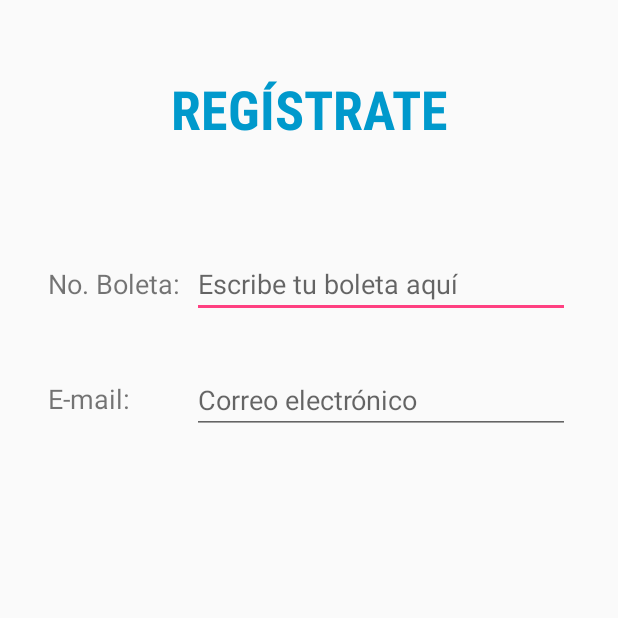
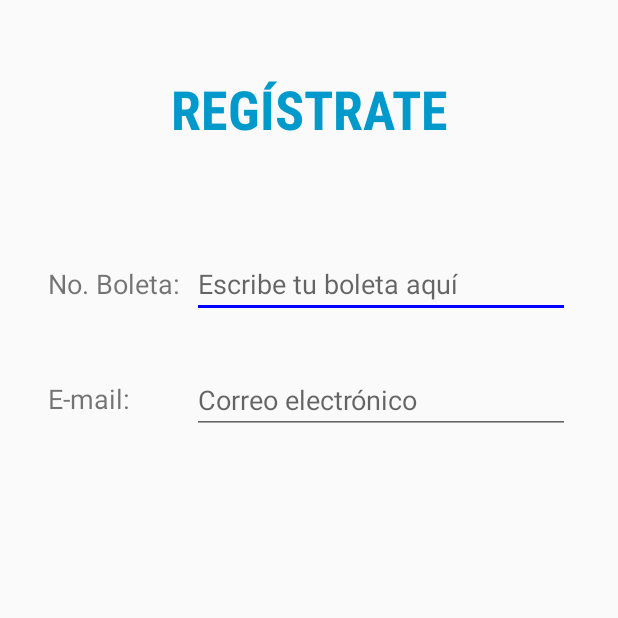
Before and after one commit to alexjusto10/AppBecas, an Android app: the screen it shows after launch (Registro), after a tap on "REGÍSTRATE", on a phone screen of 412 x 824 dp, the top half of it. Run offline under Robolectric (Android 15) with nearby library versions, the phone set to English and light mode, and no system bars; libraries missing offline, so code that uses them is left out: javax.mail, javax.mail.internet.

Commit message:
- Splash added. - Fix Lobby - fragmentDatosPersonales. - Colors changed. - First Time added to DataBase. - Save login added.

```diff
--- a/app/src/main/java/escom/ipn/mx/appbecas/BaseDeDatos.java
+++ b/app/src/main/java/escom/ipn/mx/appbecas/BaseDeDatos.java
@@ -20,7 +20,7 @@ public class BaseDeDatos extends SQLiteOpenHelper { //HELPER PARA LA BD
 
         String SQL_ALUMNO = "CREATE TABLE Alumno (boleta TEXT NOT NULL PRIMARY KEY, nombre TEXT NOT NULL, " +
                 "paterno TEXT NOT NULL, materno TEXT NOT NULL, promedio FLOAT NOT NULL, adeudos INTEGER NOT NULL, " +
-                "email TEXT DEFAULT 'a@a.a', password TEXT DEFAULT '00000000', idBeca INTEGER DEFAULT 0, " +
+                "email TEXT DEFAULT 'a@a.a', password TEXT DEFAULT '00000000', first_time INT DEFAULT 0, idBeca INTEGER DEFAULT 0, " +
                 "FOREIGN KEY(idBeca) REFERENCES Beca(idBeca))";
         db.execSQL(SQL_ALUMNO);      // EJECUTANDO SENTENCIA SQL TABLA ALUMNO
 
--- a/app/src/main/java/escom/ipn/mx/appbecas/Login.java
+++ b/app/src/main/java/escom/ipn/mx/appbecas/Login.java
@@ -1,5 +1,6 @@
 package escom.ipn.mx.appbecas;
 
+import android.app.FragmentManager;
 import android.content.Context;
 import android.content.Intent;
 import android.content.SharedPreferences;
@@ -48,13 +49,23 @@ public class Login extends AppCompatActivity {
     }
 
     public void LoginProcess(){
+
+        // VERIFICANDO SI YA SE HA LOGGEADO Y SI MARCÓ EL CHECKBOX 'RECORDAR' PARA SALTARSE EL LOGIN
+
+        SharedPreferences prefs = getSharedPreferences("MisPreferencias", Context.MODE_PRIVATE);
+        String prefsUser = prefs.getString("usuario", "");
+
+        if (!prefsUser.equals("")) {
+            Intent intent = new Intent(Login.this, Lobby.class);
+            intent.putExtra("boleta", prefsUser);
+            startActivity(intent);
+            finish();
+        }
+        txtBoleta.setText(prefs.getString("usuario", ""));
+        txtPassword.setText(prefs.getString("password", ""));
+
         BaseDeDatos helper = new BaseDeDatos(this);
         final SQLiteDatabase db = helper.getWritableDatabase();
-
-        SharedPreferences prefs = getSharedPreferences("MisPreferencias", Context.MODE_PRIVATE);
-
-        txtBoleta.setText(prefs.getString("usuario", ""));
-        txtPassword.setText(prefs.getString("password", ""));
 
         btnEntrar.setOnClickListener(new View.OnClickListener() {
             @Override
@@ -69,8 +80,8 @@ public class Login extends AppCompatActivity {
                     Cursor c = db.rawQuery(SQL, null);
                     c.moveToFirst();
 
-                    int filas = c.getCount();
-                    String boleta = "";
+                    int filas = c.getCount();   // CONTADOR DE FILAS RESULTANTES DE LA CONSULTA A LA BD
+                    String boleta = "";         // CREANDO VARIABLE BOLETA
 
                     if (filas > 0){ // SI EL USUARIO ES VALIDO
                         boleta = c.getString(0); // OBTIENE EL NOMBRE DEL USUARIO
@@ -78,6 +89,7 @@ public class Login extends AppCompatActivity {
                     c.close();
                     System.out.println("FILAS: " + filas);
 
+                    // SHARED PREFERENCES
                     SharedPreferences prefs = getSharedPreferences("MisPreferencias", Context.MODE_PRIVATE);
 
                     // SI EL USUARIO ES VALIDO, ENTRA
@@ -93,8 +105,6 @@ public class Login extends AppCompatActivity {
                             editor.putString("password", "");
                             editor.commit();
                         }
-
-                        Toast.makeText(Login.this, "LOGIN EXITOSO", Toast.LENGTH_SHORT).show();
 
                         Intent intent = new Intent(Login.this, Lobby.class);
                         intent.putExtra("boleta", boleta);
--- /dev/null
+++ b/app/src/main/java/escom/ipn/mx/appbecas/Splash.java
@@ -0,0 +1,29 @@
+package escom.ipn.mx.appbecas;
+
+import android.app.Activity;
+import android.content.Intent;
+import android.content.pm.ActivityInfo;
+import android.os.Bundle;
+import android.os.Handler;
+import android.view.WindowManager;
+
+public class Splash extends Activity {
+    private final int DURACION_SPLASH = 2000;
+
+    @Override
+    public void onCreate(Bundle savedInstanceState) {
+        super.onCreate(savedInstanceState);
+        setRequestedOrientation(ActivityInfo.SCREEN_ORIENTATION_PORTRAIT);
+        this.getWindow().setFlags(WindowManager.LayoutParams.FLAG_FULLSCREEN, WindowManager.LayoutParams.FLAG_FULLSCREEN);
+
+        setContentView(R.layout.activity_splash);
+
+        new Handler().postDelayed(new Runnable(){
+            public void run(){
+                Intent intent = new Intent(Splash.this, Login.class);
+                startActivity(intent);
+                finish();
+            };
+        }, DURACION_SPLASH);
+    }
+}
--- a/app/src/main/java/escom/ipn/mx/appbecas/fragmentDatosPersonales.java
+++ b/app/src/main/java/escom/ipn/mx/appbecas/fragmentDatosPersonales.java
@@ -12,6 +12,7 @@ import android.view.View;
 import android.view.ViewGroup;
 import android.widget.EditText;
 import android.widget.TextView;
+import android.widget.Toast;
 
 public class fragmentDatosPersonales extends Fragment {
     private fragmentConvocatorias.OnFragmentInteractionListener mListener;
@@ -40,12 +41,12 @@ public class fragmentDatosPersonales extends Fragment {
             boleta = getArguments().getString("boleta");
         }
 
-        Log.i("TAG1", boleta);
+        //Toast.makeText(getActivity(), "BOLETA: " + boleta, Toast.LENGTH_SHORT).show();
 
         BaseDeDatos helper = new BaseDeDatos(getActivity());
         final SQLiteDatabase db = helper.getWritableDatabase();
 
-        String SQL = "SELECT * FROM Alumno WHERE boleta = '2014090365'";
+        String SQL = "SELECT * FROM Alumno WHERE boleta = '" + boleta + "'";
         Cursor c = db.rawQuery(SQL, null);
         if (c != null) {
             c.moveToFirst();
--- a/app/src/main/res/layout/fragment_datos_personales.xml
+++ b/app/src/main/res/layout/fragment_datos_personales.xml
@@ -13,12 +13,12 @@
         android:id="@+id/lbDatos"
         android:layout_width="match_parent"
         android:layout_height="wrap_content"
+        android:layout_marginEnd="8dp"
         android:layout_marginStart="8dp"
         android:layout_marginTop="16dp"
-        android:layout_marginEnd="8dp"
         android:text="@string/txt_data"
         android:textColor="#0aa5ba"
-        android:textSize="36sp"
+        android:textSize="30sp"
         android:textStyle="bold"
         app:layout_constraintEnd_toEndOf="parent"
         app:layout_constraintHorizontal_bias="0.115"
@@ -28,7 +28,7 @@
     <TextView
         android:id="@+id/txtData"
         android:layout_width="match_parent"
-        android:layout_height="match_parent"
+        android:layout_height="wrap_content"
         android:layout_alignParentTop="true"
         android:layout_marginTop="79dp"
         android:text="TextView"
--- a/app/src/main/res/values/colors.xml
+++ b/app/src/main/res/values/colors.xml
@@ -1,6 +1,6 @@
 <?xml version="1.0" encoding="utf-8"?>
 <resources>
-    <color name="colorPrimary">#3F51B5</color>
-    <color name="colorPrimaryDark">#303f9f</color>
-    <color name="colorAccent">#FF4081</color>
+    <color name="colorPrimary">#2196f3</color>
+    <color name="colorPrimaryDark">#64b5f6</color>
+    <color name="colorAccent">#0000FF</color>
 </resources>
--- a/app/src/main/res/values/styles.xml
+++ b/app/src/main/res/values/styles.xml
@@ -1,7 +1,7 @@
 <resources>
 
     <!-- Base application theme. -->
-    <style name="AppTheme" parent="Base.Theme.AppCompat.Light.DarkActionBar">
+    <style name="AppTheme" parent="Theme.AppCompat.Light.DarkActionBar">
         <!-- Customize your theme here. -->
         <item name="colorPrimary">@color/colorPrimary</item>
         <item name="colorPrimaryDark">@color/colorPrimaryDark</item>
```
Also changed, not shown: app/src/main/AndroidManifest.xml (+19 -15 lines), app/src/main/java/escom/ipn/mx/appbecas/Lobby.java (+11 -6 lines), app/src/main/java/escom/ipn/mx/appbecas/Registro.java (+36 -4 lines), app/src/main/java/escom/ipn/mx/appbecas/fragmentBecaAsignada.java (added, +72 -0 lines), app/src/main/res/layout/activity_splash.xml (added, +19 -0 lines), app/src/main/res/layout/fragment_beca_asignada.xml (added, +14 -0 lines), app/src/main/res/layout/fragment_convocatorias.xml (+4 -4 lines), app/src/main/res/layout/lobby.xml (+38 -21 lines), app/src/main/res/drawable/splash.png (added).
